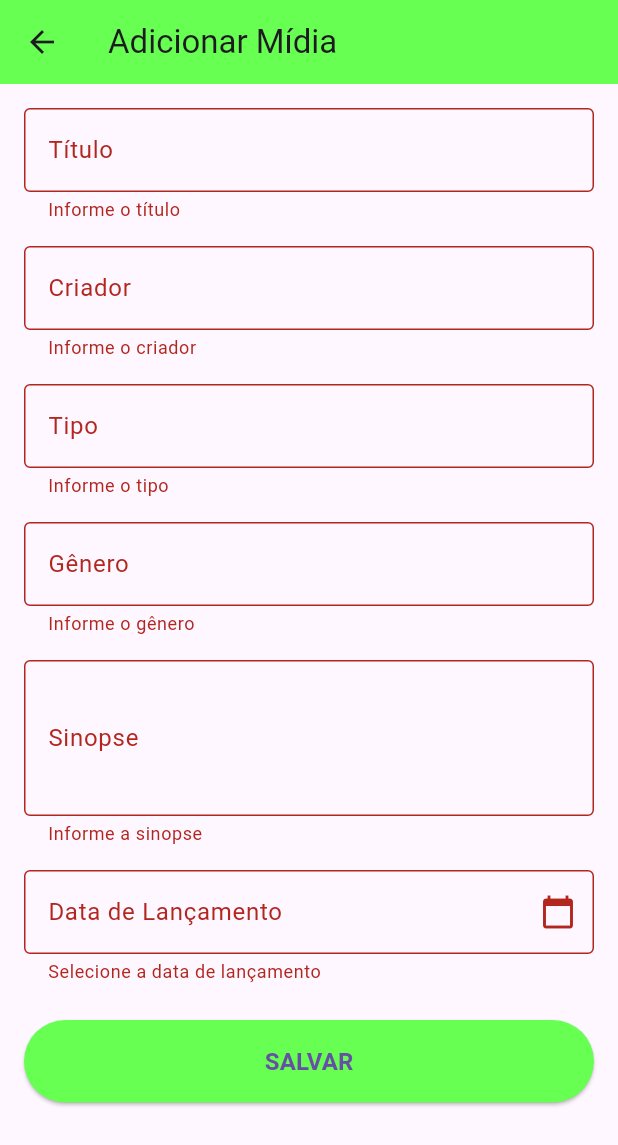
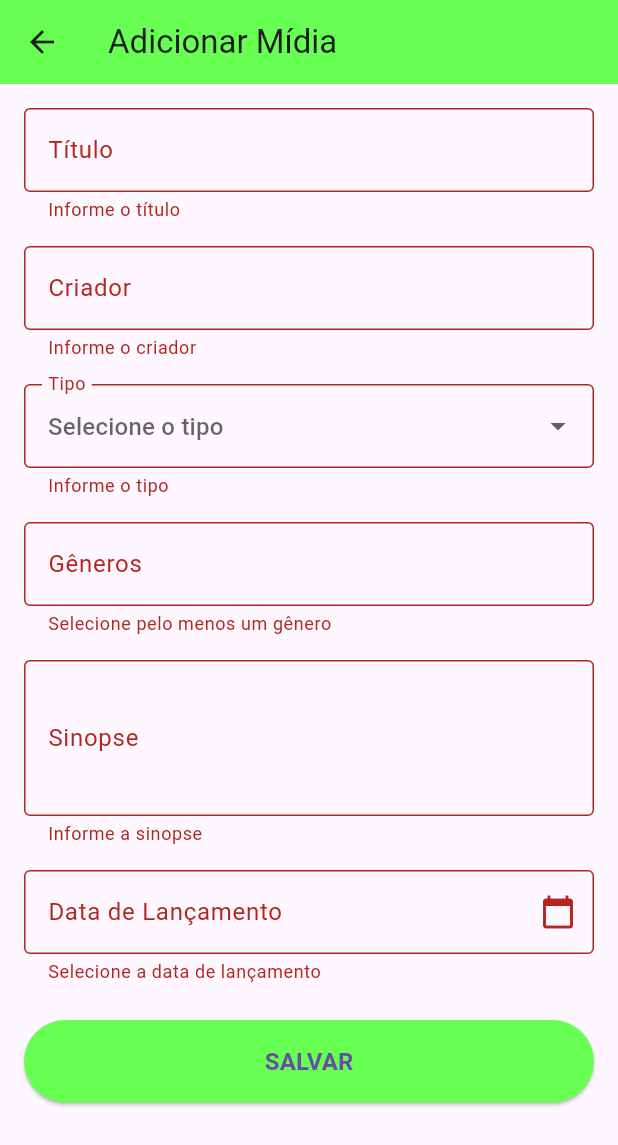
Before and after one commit to bealfredo/reviewall_mobile, a Flutter app: the FormAddMediaScaffold screen opened directly, after a tap on "SALVAR", on a phone screen of 412 x 824 dp. Shown: the top 1145 px of the screen. Run offline on Flutter 3.47's test engine with Material 3 defaults, Android fonts, the phone set to English and light mode, and no system bars.

Commit message:
Refactor media form fields and update API endpoint for media submissions

```diff
--- a/lib/media.dart
+++ b/lib/media.dart
@@ -1,9 +1,7 @@
+import 'dart:convert';
+
 import 'package:flutter/material.dart';
-import 'package:flutter/services.dart';
-
-import 'dart:convert';
 import 'package:http/http.dart' as http;
-
 import 'package:reviewall_mobile/reviewall_app.dart';
 
 class MediaListScaffold extends StatelessWidget {
@@ -74,7 +72,7 @@ Future<dynamic> getMedias() async {
 }
 
 Future<http.Response> postMedia(Map<String, dynamic> media) async {
-  var url = Uri.parse('https://67e6f0a56530dbd31111f8e2.mockapi.io/resenhal/media');
+  var url = Uri.parse('https://67e6f0a56530dbd31111f8e2.mockapi.io/reviewall/media');
   var response = await http.post(
     url,
     body: json.encode(media),
@@ -225,6 +223,20 @@ final List<String> sugestGeneros = [
   'Outro'
 ];
 
+// Lista de tipos de mídia
+final List<String> sugestTypes = [
+  'Filme',
+  'Série',
+  'Documentário',
+  'Anime',
+  'Desenho animado',
+  'Game',
+  'Livro',
+  'Podcast',
+  'Música',
+  'Outro'
+];
+
 
 class FormAddMediaScaffold extends StatefulWidget {
   const FormAddMediaScaffold({super.key});
@@ -237,25 +249,26 @@ class _FormAddMediaScaffoldState extends State<FormAddMediaScaffold> {
   final _formKey = GlobalKey<FormState>();
 
   // Controladores para os campos de texto
-  final _tituloController = TextEditingController();
-  final _criadorController = TextEditingController();
-  final _tipoController = TextEditingController();
-  final _generoController = TextEditingController();
-  final _sinopseController = TextEditingController();
-  final _dataLancamentoController = TextEditingController();
+  final _titleController = TextEditingController();
+  final _creatorController = TextEditingController();
+  final _typeController = TextEditingController();
+  final _genreController = TextEditingController();
+  final _synopsisController = TextEditingController();
+  final _releaseDateController = TextEditingController();
 
+  List<String> _generosSelecionados = [];
   DateTime? _dataLancamento;
   bool _isLoading = false;
 
   @override
   void dispose() {
     // Liberar recursos dos controladores
-    _tituloController.dispose();
-    _criadorController.dispose();
-    _tipoController.dispose();
-    _generoController.dispose();
-    _sinopseController.dispose();
-    _dataLancamentoController.dispose();
+    _titleController.dispose();
+    _creatorController.dispose();
+    _typeController.dispose();
+    _genreController.dispose();
+    _synopsisController.dispose();
+    _releaseDateController.dispose();
     super.dispose();
   }
 
@@ -267,11 +280,11 @@ class _FormAddMediaScaffoldState extends State<FormAddMediaScaffold> {
 
       try {
         final midia = {
-          'title': _tituloController.text,
-          'creator': _criadorController.text,
-          'type': _tipoController.text,
-          'genre': _generoController.text,
-          'synopsis': _sinopseController.text,
+          'title': _titleController.text,
+          'creator': _creatorController.text,
+          'type': _typeController.text,
+          'genre': _generosSelecionados, // Envia a lista de gêneros
+          'synopsis': _synopsisController.text,
           'releaseDate': _dataLancamento!.toIso8601String(),
           'createdAt': DateTime.now().toIso8601String(),
         };
@@ -328,7 +341,7 @@ class _FormAddMediaScaffoldState extends State<FormAddMediaScaffold> {
                   crossAxisAlignment: CrossAxisAlignment.stretch,
                   children: [
                     TextFormField(
-                      controller: _tituloController,
+                      controller: _titleController,
                       decoration: InputDecoration(
                         labelText: 'Título',
                         hintText: 'Ex: Interestelar',
@@ -344,7 +357,7 @@ class _FormAddMediaScaffoldState extends State<FormAddMediaScaffold> {
                     SizedBox(height: 16),
 
                     TextFormField(
-                      controller: _criadorController,
+                      controller: _creatorController,
                       decoration: InputDecoration(
                         labelText: 'Criador',
                         hintText: 'Ex: Christopher Nolan',
@@ -359,13 +372,24 @@ class _FormAddMediaScaffoldState extends State<FormAddMediaScaffold> {
                     ),
                     SizedBox(height: 16),
 
-                    TextFormField(
-                      controller: _tipoController,
+                    DropdownButtonFormField<String>(
+                      value: _typeController.text.isEmpty ? null : _typeController.text,
                       decoration: InputDecoration(
                         labelText: 'Tipo',
-                        hintText: 'Ex: Filme',
+                        hintText: 'Selecione o tipo',
                         border: OutlineInputBorder(),
                       ),
+                      items: sugestTypes.map((String tipo) {
+                        return DropdownMenuItem<String>(
+                          value: tipo,
+                          child: Text(tipo),
+                        );
+                      }).toList(),
+                      onChanged: (String? newValue) {
+                        setState(() {
+                          _typeController.text = newValue!;
+                        });
+                      },
                       validator: (value) {
                         if (value == null || value.isEmpty) {
                           return 'Informe o tipo';
@@ -375,24 +399,74 @@ class _FormAddMediaScaffoldState extends State<FormAddMediaScaffold> {
                     ),
                     SizedBox(height: 16),
 
-                    TextFormField(
-                      controller: _generoController,
+                    GestureDetector(
+                      onTap: () async {
+                        await showDialog(
+                          context: context,
+                          builder: (BuildContext context) {
+                            return StatefulBuilder(
+                              builder: (context, setDialogState) {
+                                return AlertDialog(
+                                  title: Text('Selecione os Gêneros'),
+                                  content: SingleChildScrollView(
+                                    child: Column(
+                                      children: sugestGeneros.map((String genero) {
+                                        return CheckboxListTile(
+                                          title: Text(genero),
+                                          value: _generosSelecionados.contains(genero),
+                                          onChanged: (bool? value) {
+                                            setDialogState(() {
+                                              // Atualiza a lista de gêneros selecionados
+                                              if (value == true) {
+                                                _generosSelecionados.add(genero);
+                                              } else {
+                                                _generosSelecionados.remove(genero);
+                                              }
+
+                                              // Atualiza o texto do campo em tempo real
+                                              _genreController.text = _generosSelecionados.join(', ');
+                                            });
+                                          },
+                                        );
+                                      }).toList(),
+                                    ),
+                                  ),
+                                  actions: [
+                                    TextButton(
+                                      onPressed: () {
+                                        // Não precisa mais atualizar o controlador aqui, já foi atualizado no onChanged
+                                        Navigator.of(context).pop();
+                                      },
+                                      child: Text('OK'),
+                                    ),
+                                  ],
+                                );
+                              },
+                            );
+                          },
+                        );
+                      },
+                      child: AbsorbPointer(
+                        child: TextFormField(
+                          controller: _genreController, // Usa o controlador existente
                           decoration: InputDecoration(
-                        labelText: 'Gênero',
-                        hintText: 'Ex: Ficção Científica',
+                            labelText: 'Gêneros',
+                            hintText: 'Selecione os gêneros',
                             border: OutlineInputBorder(),
                           ),
                           validator: (value) {
-                        if (value == null || value.isEmpty) {
-                          return 'Informe o gênero';
+                            if (_generosSelecionados.isEmpty) {
+                              return 'Selecione pelo menos um gênero';
                             }
                             return null;
                           },
                         ),
+                      ),
+                    ),
                     SizedBox(height: 16),
 
                     TextFormField(
-                      controller: _sinopseController,
+                      controller: _synopsisController,
                       decoration: InputDecoration(
                         labelText: 'Sinopse',
                         hintText: 'Informe a sinopse do filme',
@@ -420,7 +494,7 @@ class _FormAddMediaScaffoldState extends State<FormAddMediaScaffold> {
                         if (selectedDate != null) {
                           setState(() {
                             _dataLancamento = selectedDate;
-                            _dataLancamentoController.text =
+                            _releaseDateController.text =
                                 "${selectedDate.day.toString().padLeft(2, '0')}/"
                                 "${selectedDate.month.toString().padLeft(2, '0')}/"
                                 "${selectedDate.year}";
@@ -429,7 +503,7 @@ class _FormAddMediaScaffoldState extends State<FormAddMediaScaffold> {
                       },
                       child: AbsorbPointer(
                         child: TextFormField(
-                          controller: _dataLancamentoController,
+                          controller: _releaseDateController,
                           decoration: InputDecoration(
                             labelText: 'Data de Lançamento',
                             hintText: 'Selecione a data',
```
Lines whose indentation alone changed are shown as unchanged.
